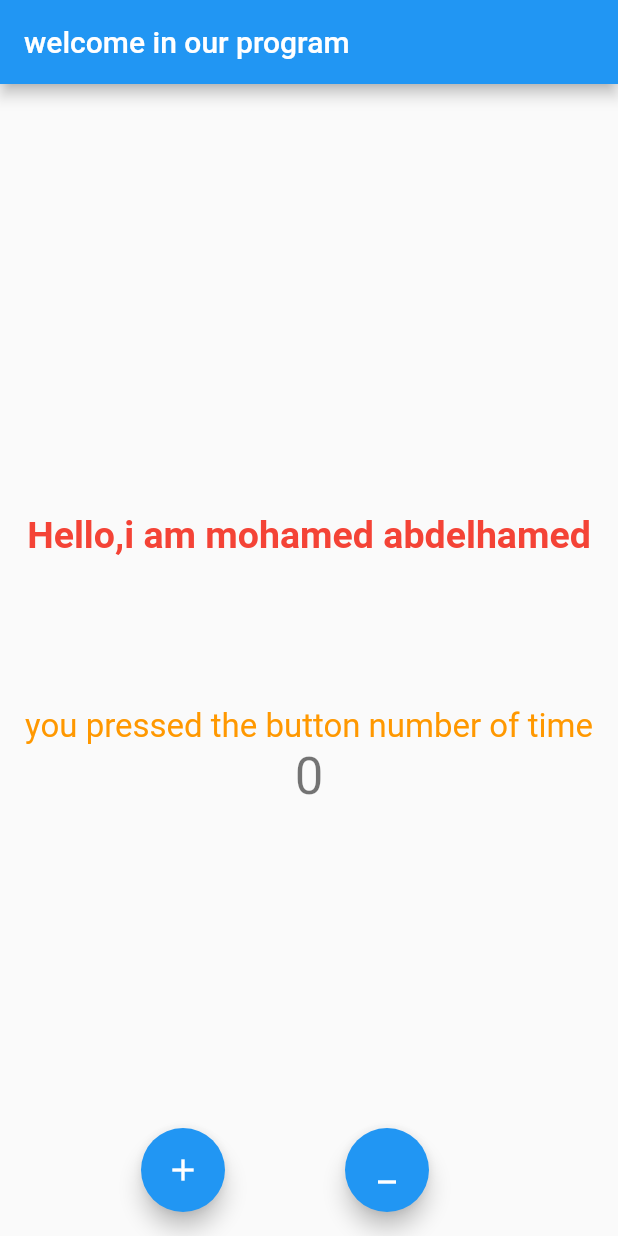
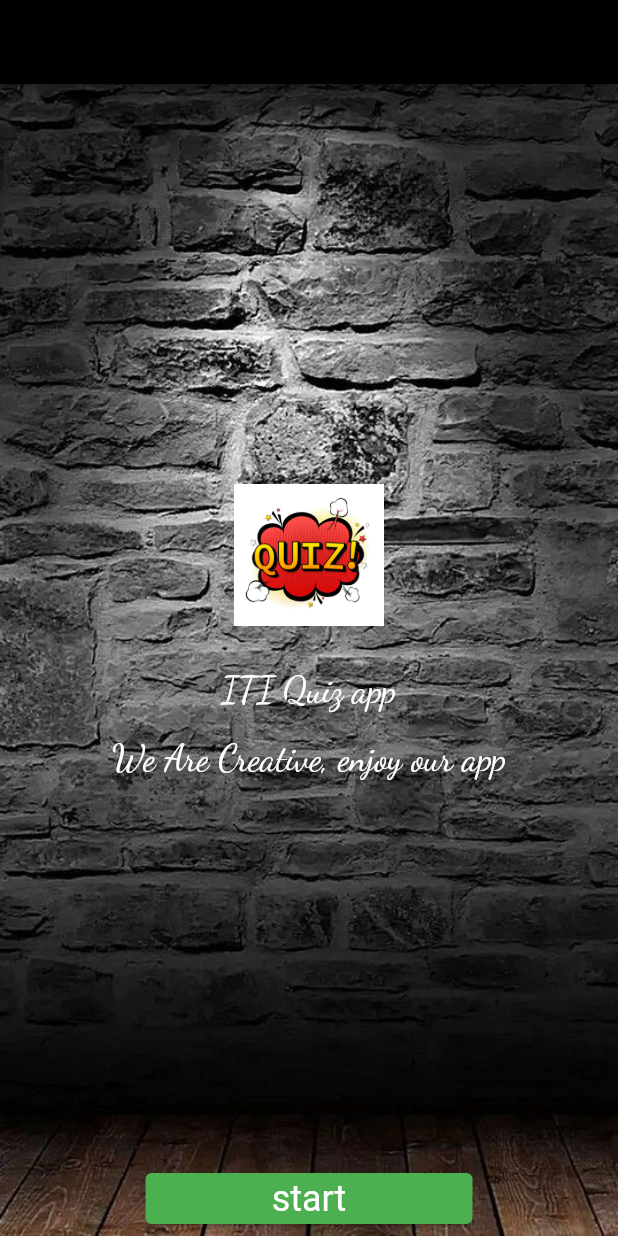
Before and after one commit to mohamedabdelhamed555/QuizApp, a Flutter app: the screen it shows after launch, on a phone screen of 412 x 824 dp. Run offline on Flutter 3.47's test engine with Material 2 defaults, Android fonts, the light colour scheme and no system bars.

Commit message:
my quiz task

```diff
--- a/lib/main.dart
+++ b/lib/main.dart
@@ -1,97 +1,74 @@
 import 'package:flutter/material.dart';
 
 void main() {
-  runApp(const MyApp());
+  runApp(quiz_app());
 }
 
-class MyApp extends StatelessWidget {
-  const MyApp({super.key});
+class quiz_app extends StatelessWidget {
+  const quiz_app({super.key});
+
   @override
   Widget build(BuildContext context) {
     return MaterialApp(
-      title: 'Flutter Demo',
-      theme: ThemeData(
-        primarySwatch: Colors.blue,
+        debugShowCheckedModeBanner: false,
+        home: Scaffold(
+          appBar: AppBar(backgroundColor: Colors.black),
+          body: Container(
+            constraints: BoxConstraints.expand(),
+            decoration: const BoxDecoration(
+              image: DecorationImage(
+                  image:
+                      AssetImage("image/57e3f6409a0aae0b936abe9bf01851c7.jpg"),
+                  fit: BoxFit.cover),
             ),
-      home: const MyHomePage(title: 'Flutter Demo Home Page'),
-    );
-  }
-}
-
-class MyHomePage extends StatefulWidget {
-  const MyHomePage({super.key, required this.title});
-  final String title;
-  @override
-  State<MyHomePage> createState() => _MyHomePageState();
-}
-
-class _MyHomePageState extends State<MyHomePage> {
-  int _counter = 0;
-  void _incrementCounter() {
-    setState(() {
-      _counter++;
-    });
-  }
-
-  void _decrementCounter() {
-    if (_counter > 0) {
-      setState(() {
-        _counter--;
-      });
-    }
-  }
-
-  @override
-  Widget build(BuildContext context) {
-    return Scaffold(
-        appBar: AppBar(
-          title: Text("welcome in our program",
+            child: Column(
+              children: [
+                Spacer(
+                  flex: 1,
+                ),
+                Image.asset(
+                  "image/istockphoto-1390274690-612x612.jpg",
+                  width: 100,
+                  height: 120,
+                ),
+                Padding(
+                  padding: const EdgeInsets.all(16.0),
+                  child: Text(
+                    "ITI Quiz app",
                     style: TextStyle(
-                fontSize: 20,
-              )),
+                      fontSize: 24,
+                      color: Colors.white,
+                      fontFamily: "Dancing Script",
                     ),
-        body: Center(
-          child: Column(
-            mainAxisAlignment: MainAxisAlignment.center,
-            children: <Widget>[
-              const Text(
-                "Hello,i am mohamed abdelhamed",
-                style: TextStyle(
-                    fontSize: 25,
-                    fontWeight: FontWeight.bold,
-                    color: Colors.red),
                   ),
-              const SizedBox(
-                height: 100,
-              ),
-              const Text(
-                'you pressed the button number of time',
-                style: TextStyle(fontSize: 22, color: Colors.orange),
                 ),
                 Text(
-                '$_counter',
-                style: Theme.of(context).textTheme.headlineMedium,
+                  "We Are Creative, enjoy our app",
+                  style: TextStyle(
+                    fontSize: 24,
+                    color: Colors.white,
+                    fontFamily: "Dancing Script",
+                  ),
+                ),
+                Spacer(
+                  flex: 1,
+                ),
+                Container(
+                  width: 250,
+                  height: 50,
+                  child: Card(
+                      color: Colors.green,
+                      margin: EdgeInsets.symmetric(horizontal: 16, vertical: 8),
+                      child: Center(
+                        child: Text(
+                          "start",
+                          style: TextStyle(fontSize: 24, color: Colors.white),
+                        ),
+                      )),
                 ),
               ],
             ),
           ),
-        floatingActionButton: Row(
-          mainAxisAlignment: MainAxisAlignment.center,
-          children: [
-            FloatingActionButton(
-              onPressed: _incrementCounter,
-              tooltip: 'Increment',
-              child: const Icon(Icons.add),
-            ),
-            SizedBox(
-              width: 80,
-            ),
-            FloatingActionButton(
-              onPressed: _decrementCounter,
-              tooltip: 'decrement',
-              child: const Icon(Icons.minimize),
-            )
-          ],
         ));
   }
 }
```
Also changed, not shown: pubspec.yaml (+7 -15 lines), fonts/DancingScript-Regular.ttf (added), image/57e3f6409a0aae0b936abe9bf01851c7.jpg (added), image/istockphoto-1390274690-612x612.jpg (added), 1 other file. Lines whose indentation alone changed are shown as unchanged.
